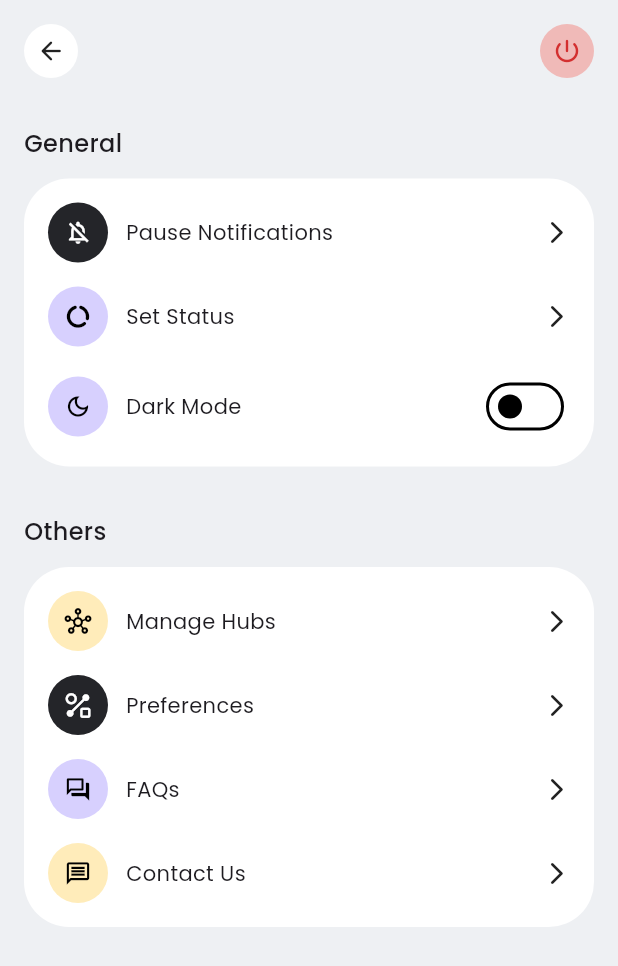
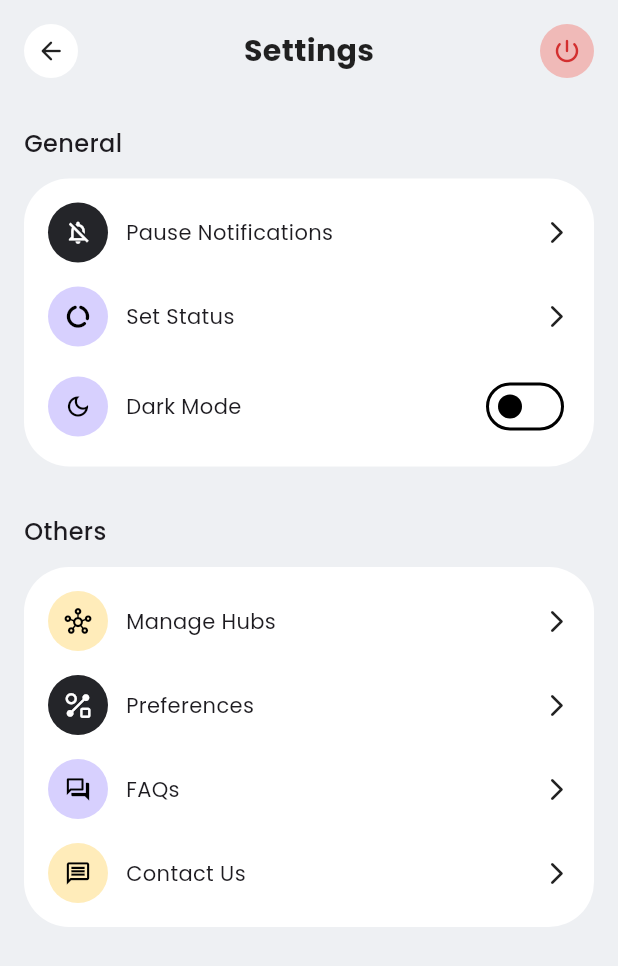
Before and after one commit to Parth-11/Connectify-App, a Flutter app: the ProfilePage screen opened directly, after a tap on the "settings" icon, on a phone screen of 412 x 824 dp. Shown: the top 966 px of the screen. Run offline on Flutter 3.47's test engine with Material 3 defaults, Android fonts, the phone set to English and light mode, and no system bars; our stand-ins replace google_fonts, shared_preferences; accounts and stored records are empty.

Commit message:
[ui] Added heading to settings page

```diff
--- a/lib/pages/profile/widgets/header.dart
+++ b/lib/pages/profile/widgets/header.dart
@@ -19,13 +19,13 @@ class ProfileHeader extends StatelessWidget {
         Padding(
           padding: const EdgeInsets.fromLTRB(16, 16, 16, 32),
           child: Row(
+            mainAxisAlignment: MainAxisAlignment.spaceBetween,
             children: [
               RoundedIconButton(
                 icon: Icons.arrow_back_rounded,
                 onTap: Navigator.of(context).pop,
                 color: theme.colorScheme.surface,
               ),
-              const Spacer(),
               RoundedIconButton(
                 icon: Icons.settings_rounded,
                 onTap: () => Navigator.of(
--- a/lib/pages/settings/settings.dart
+++ b/lib/pages/settings/settings.dart
@@ -24,6 +24,14 @@ class SettingsPage extends StatelessWidget {
                     icon: Icons.arrow_back_rounded,
                     onTap: Navigator.of(context).pop,
                     color: theme.colorScheme.surface,
+                  ),
+                  Text(
+                    "Settings",
+                    style: TextStyle(
+                      fontWeight: FontWeight.bold,
+                      fontSize: 20,
+                      color: theme.colorScheme.onSurface,
+                    ),
                   ),
                   RoundedIconButton(
                     icon: Icons.power_settings_new_rounded,
```
